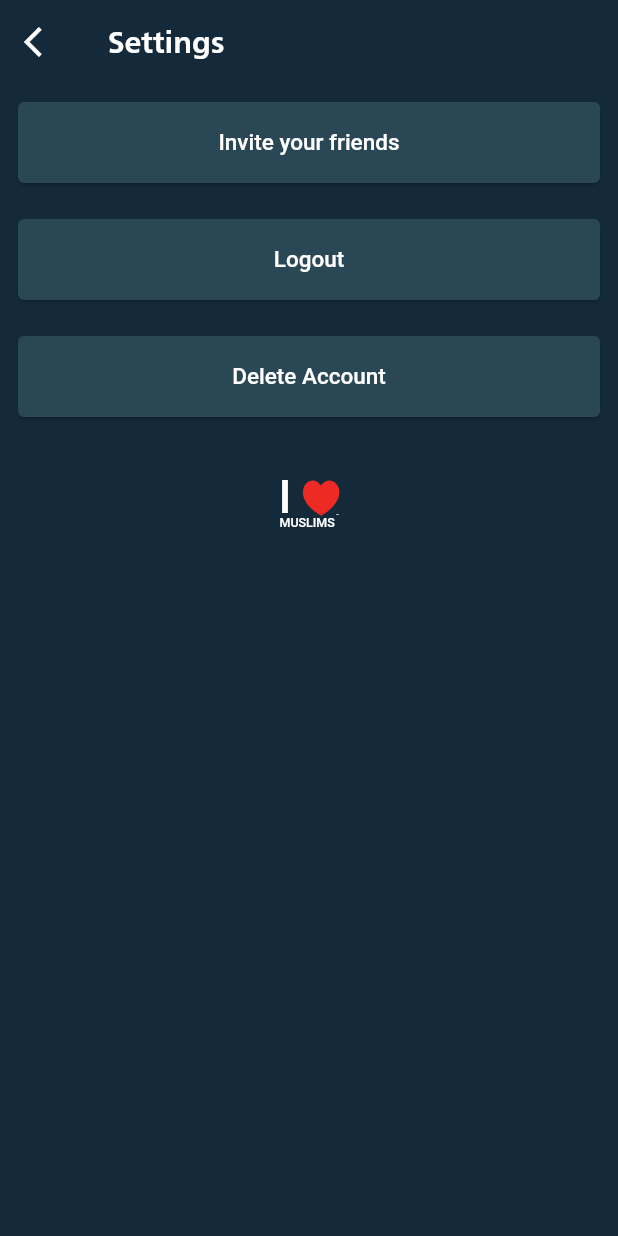
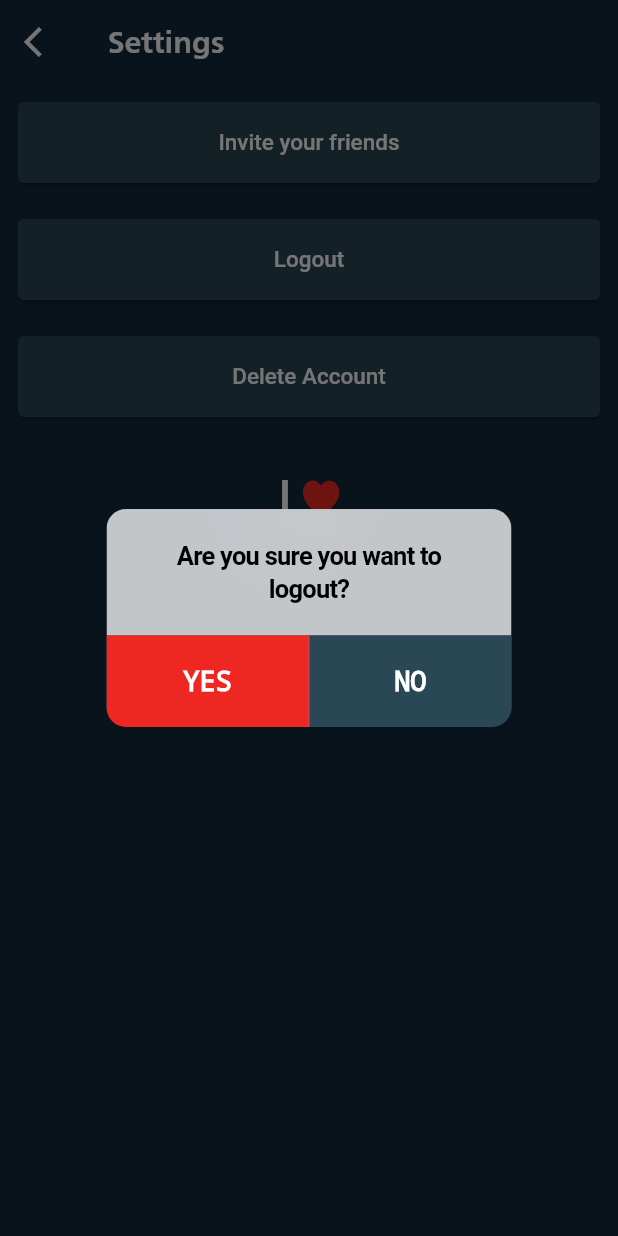
Before and after one commit to nbpatel94/hookup4u, a Flutter app: the Settings screen opened directly, after a tap on "Logout", on a phone screen of 412 x 824 dp. Run offline on Flutter 3.47's test engine with Material 2 defaults, Android fonts, the phone set to English and light mode, and no system bars; drawn by our look-alikes of flutter_easyloading; our stand-ins replace cached_network_image, flutter_datetime_picker, flutter_svg, flutter_swiper, image_picker, in_app_purchase and 3 more; missing offline and left inert: queue, swipe_stack; accounts and stored records are empty; network calls fail.

```diff
--- a/lib/Screens/Chat/messages_page.dart
+++ b/lib/Screens/Chat/messages_page.dart
@@ -399,7 +399,7 @@ class MessagesScreenState extends State<MessagesScreen> {
       ) : Center(
       child: Text(
       "No Matches",
-      style: TextStyle(color: ColorRes.secondaryColor, fontSize: 16),
+      style: TextStyle(color: ColorRes.textColor, fontSize: 16),
     ),),
       drawer: drawerWidget,
     );
--- a/lib/Screens/Profile/settings.dart
+++ b/lib/Screens/Profile/settings.dart
@@ -315,11 +315,7 @@ class _SettingsState extends State<Settings> {
             ),
             GestureDetector(
               onTap: () async {
-                await sharedPreferences.clear();
-                appState.medialList.clear();
-                appState.userDetailsModel = null;
-                appState.currentUserData = null;
-                Navigator.pushAndRemoveUntil(context, MaterialPageRoute(builder: (context) => StartScreen()),(Route<dynamic> route) => false);
+                source();
               },
               child: Padding(
                 padding: const EdgeInsets.all(8.0),
@@ -372,4 +368,59 @@ class _SettingsState extends State<Settings> {
       ),
     );
   }
+
+  source() {
+    return showDialog(
+        context: context,
+        builder: (BuildContext context) {
+          return CupertinoAlertDialog(
+            title: Text(
+              "Are you sure you want to logout?",
+            ),
+            insetAnimationCurve: Curves.decelerate,
+            actions: <Widget>[
+              GestureDetector(
+                onTap: () async {
+                  await sharedPreferences.clear();
+                  appState.medialList.clear();
+                  appState.userDetailsModel = null;
+                  appState.currentUserData = null;
+                  Navigator.pushAndRemoveUntil(context, MaterialPageRoute(builder: (context) => StartScreen()),(Route<dynamic> route) => false);
+                },
+                child: Container(
+                  padding: const EdgeInsets.all(20.0),
+                  color: ColorRes.redButton,
+                  child: Text(
+                    "YES",
+                    textAlign: TextAlign.center,
+                    style: TextStyle(
+                        fontSize: 18,
+                        color: ColorRes.white,
+                        fontWeight: FontWeight.bold,
+                        decoration: TextDecoration.none),
+                  ),
+                ),
+              ),
+              GestureDetector(
+                onTap: () async {
+                  Navigator.pop(context);
+                },
+                child: Container(
+                  padding: const EdgeInsets.all(20.0),
+                  color: ColorRes.darkButton,
+                  child: Text(
+                    "NO",
+                    textAlign: TextAlign.center,
+                    style: TextStyle(
+                        fontSize: 18,
+                        color: ColorRes.white,
+                        fontWeight: FontWeight.bold,
+                        decoration: TextDecoration.none),
+                  ),
+                ),
+              ),
+            ],
+          );
+        });
+  }
 }
```
Also changed, not shown: lib/Screens/auth/start_screen.dart (+3 -21 lines).
